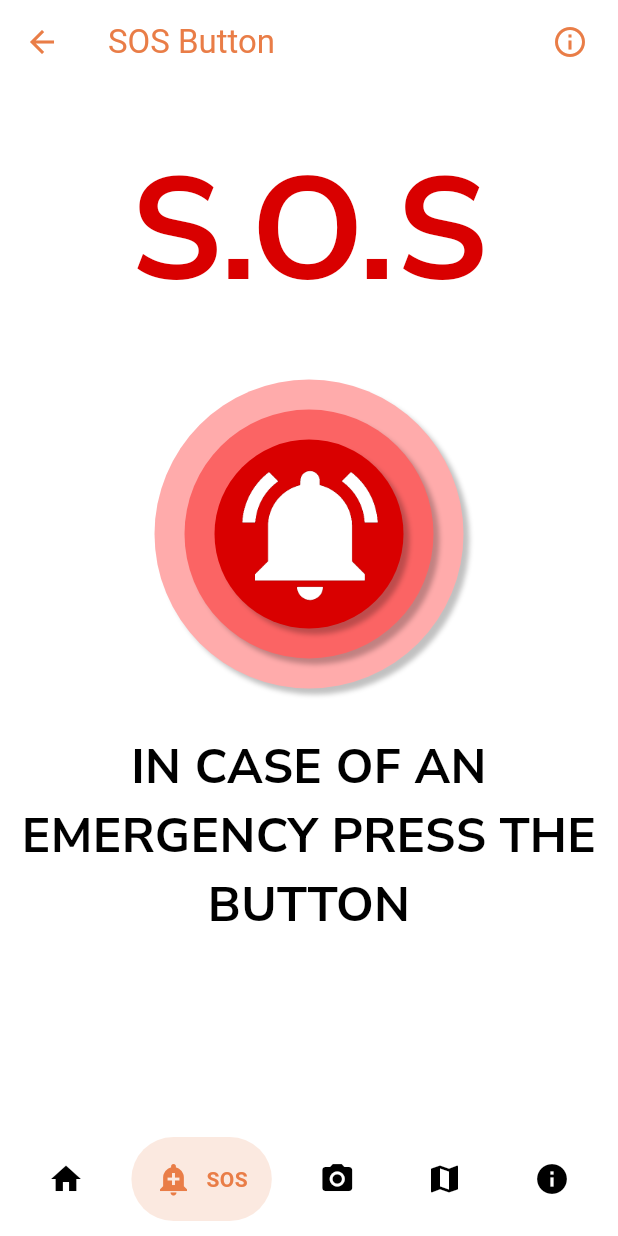
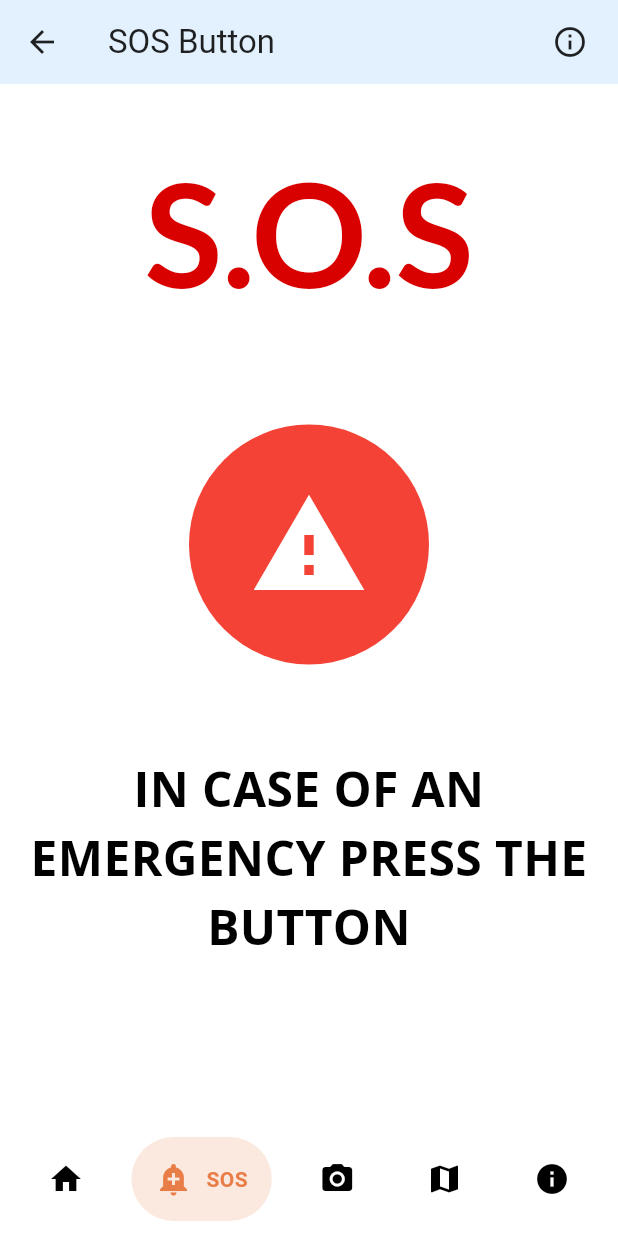
Before and after one commit to ahmetbarisdurak/google_solution_challenge, a Flutter app: the screen it shows once a user with an empty profile is signed in, item 2 of the bottom bar chosen, on a phone screen of 412 x 824 dp. Run offline on Flutter 3.47's test engine with Material 3 defaults, Android fonts, the phone set to English and light mode, and no system bars; drawn by our look-alikes of google_nav_bar; our stand-ins replace audioplayers, cloud_firestore, easy_localization, firebase_auth, firebase_core, firebase_storage and 10 more; missing offline and left inert: custom_info_window, google_maps_flutter_android, google_maps_flutter_platform_interface, google_maps_place_picker_mb, workmanager; accounts and stored records are empty.

Commit message:
SOS button UI changed.

```diff
--- a/lib/navbar/navbar.dart
+++ b/lib/navbar/navbar.dart
@@ -1,5 +1,4 @@
 import 'dart:math';
-
 import 'package:cloud_firestore/cloud_firestore.dart';
 import 'package:google_solution_challenge/controller/controller.dart';
 import 'package:google_solution_challenge/screens/home/earthquaker/home_page.dart';
@@ -28,7 +27,7 @@ class _NavBarState extends State<NavBar> {
   late LatLng _currentPostion = const LatLng(38.9637, 35.2433);
   late GeoPoint _EarthPostion = const GeoPoint(36.2025833, 36.1604033);
 
-  FirebaseDocument() async {
+  FirebaseDocument() async {  // Yakında bir deprem olduysa bir pop up olarak gösterebiliriz hemen.
     var document = await db
         .collection('EarthquakeLocation')
         .doc("mpQ3qaUnmo54pPKPu30W")
@@ -79,7 +78,7 @@ class _NavBarState extends State<NavBar> {
             index: controller.tabIndex,
             children: const [
               EarthquakerPage(),
-              SosRev(),
+              SOSButton(),
               // CameraPage(), kamera buraya gelecek
               MapUIcustom(),
               InformationScreen(),
--- a/lib/screens/profile/profile_screen.dart
+++ b/lib/screens/profile/profile_screen.dart
@@ -77,7 +77,7 @@ class _ProfileScreenState extends State<ProfileScreen> {
 
   void sos_mobile() {
     Navigator.push(
-        context, MaterialPageRoute(builder: (context) => const SosRev())); //SosMobile
+        context, MaterialPageRoute(builder: (context) => const SOSButton())); //SosMobile
   }
 
   @override
--- a/lib/screens/profile/sos_rev.dart
+++ b/lib/screens/profile/sos_rev.dart
@@ -6,20 +6,20 @@ import 'package:firebase_auth/firebase_auth.dart';
 import 'package:flutter/material.dart';
 import 'package:geolocator/geolocator.dart';
 import 'package:google_maps_flutter/google_maps_flutter.dart';
+import 'package:google_fonts/google_fonts.dart';
 
-class SosRev extends StatefulWidget {
-  const SosRev({super.key});
+class SOSButton extends StatefulWidget {
+  const SOSButton({super.key});
 
   @override
-  State<SosRev> createState() => _SosRevState();
+  State<SOSButton> createState() => _SOSButtonState();
 }
 
 
-class _SosRevState extends State<SosRev> {
+class _SOSButtonState extends State<SOSButton> with SingleTickerProviderStateMixin {
 
   static double? _latitude;
   static double? _longitude;
-  static LatLng? last_latLng;
   final SosMobileService _reportService = SosMobileService();
   var currentLocation;
   late bool serviceEnabled;
@@ -29,6 +29,18 @@ class _SosRevState extends State<SosRev> {
   String name = "";
   String surname = "";
 
+  AnimationController? _animationController;
+  Animation<double>? _buttonScale;
+
+  @override
+  void initState() {
+    super.initState();
+    _animationController = AnimationController(
+      vsync: this,
+      duration: Duration(milliseconds: 200),
+    );
+    _buttonScale = Tween<double>(begin: 1.0, end: 0.9).animate(_animationController!);
+  }
 
   FirebaseDocument() async {
     var document = await db.collection('Person').doc(user.uid).get();
@@ -105,13 +117,8 @@ class _SosRevState extends State<SosRev> {
 
   }
 
-
   Future<void> SendSosMessage(latitude,longitude) async {
     FirebaseDocument();
-    print("Printing SOS message");
-    print(latitude);
-    print(longitude);
-
 
     _reportService
         .addStatus("Please help me!",
@@ -148,17 +155,63 @@ class _SosRevState extends State<SosRev> {
   }
 
   @override
+  void dispose() {
+    _animationController?.dispose();
+    super.dispose();
+  }
+
+  void _onTapDown(TapDownDetails details) {
+    _animationController?.forward();
+  }
+
+  void _onTapUp(TapUpDetails details) {
+    _animationController?.reverse();
+  }
+
+  Widget _buildSOSButton() {
+    return GestureDetector(
+      onTapDown: _onTapDown,
+      onTapUp: _onTapUp,
+      onTap: () {
+        // Burada mevcut konumunuzu alıp SOS mesajı gönderme işlemini tetikleyin
+        print("SOS mesajı gönderiliyor...");
+        _getCurrentLocation().then((position) {
+          if (mounted) {
+            setState(() {
+              _latitude = position.latitude;
+              _longitude = position.longitude;
+            });
+            FirebaseDocument();
+            WarnMessage(context, _latitude, _longitude);
+          }
+        });
+      },
+      child: ScaleTransition(
+        scale: _buttonScale!,
+        child: CircleAvatar(
+          radius: 80,
+          backgroundColor: Colors.red,
+          child: Icon(Icons.warning, size: 80, color: Colors.white),
+        ),
+      ),
+    );
+  }
+
+  @override
   Widget build(BuildContext context) {
     return Scaffold(
       appBar: AppBar(
           backgroundColor: Colors.transparent,
-          elevation: 0,
-          title: Text(LocaleKeys.Profile_sosMobile_sosButton.tr(),style: const TextStyle(color: Color(0xffe97d47)),),
+          elevation: 10,
+          title: Text(
+            LocaleKeys.Profile_sosMobile_sosButton.tr(),
+            style: TextStyle(color: Colors.black87),
+          ),
           leading: IconButton(
             onPressed: () => Navigator.pop(context),
             icon: const Icon(
               Icons.arrow_back,
-              color: Color(0xffe97d47),
+              color: Colors.black87,
             ),
           ),
           actions: [
@@ -177,7 +230,10 @@ class _SosRevState extends State<SosRev> {
                           onPressed:() {
                             Navigator.of(context).pop();
                           },
-                          child: Text(LocaleKeys.Profile_sosMobile_Close.tr(), style: const TextStyle(color:Color(0xffe97d47) ),),
+                          child: Text(
+                            LocaleKeys.Profile_sosMobile_Close.tr(),
+                            style: TextStyle(color: Colors.red),
+                          ),
                         )
                       ],
 
@@ -186,13 +242,14 @@ class _SosRevState extends State<SosRev> {
                 },
                 child: const Icon(
                   Icons.info_outline,
-                  color: Color(0xffe97d47),
+                  color: Colors.black87,
                 ),
               ),
             )
           ],
       ),
-    body: SingleChildScrollView(
+
+      body: SingleChildScrollView(
         child: Center(
           child: Column(
             children: [
@@ -200,92 +257,43 @@ class _SosRevState extends State<SosRev> {
                 height: 30,
               ),
               Align(
-                 alignment: Alignment.topCenter,
-                    child: Text(LocaleKeys.Profile_sosMobile_SOS.tr(),style: const TextStyle(fontSize: 96, fontWeight: FontWeight.bold,fontFamily:'Nunito Sans' ,color: Color.fromARGB(255, 217, 0, 0) ),
+                alignment: Alignment.topCenter,
+                child: Text(
+                  LocaleKeys.Profile_sosMobile_SOS.tr(),
+                  style: GoogleFonts.lato(
+                      fontSize: 96,
+                      fontWeight: FontWeight.bold,
+                      color: Color.fromARGB(255, 217, 0, 0)
                   ),
-
-
+                ),
               ),
               const SizedBox(
                 height: 30,
               ),
-              Container(
-                width: MediaQuery.of(context).size.width/2,
-                height: MediaQuery.of(context).size.width/2,
-                decoration: BoxDecoration(
-                  borderRadius: BorderRadius.circular(60*MediaQuery.of(context).size.width),
-                  color: const Color.fromARGB(255, 255, 171, 171),
-                  boxShadow: const [
-                    BoxShadow(
-                      color: Color.fromARGB(62, 0, 0, 0),
-                      offset: Offset(4, 4),
-                      blurRadius: 2,
-                    ),
+              Center(
+                child: Column(
+                  children: [
+                    const SizedBox(height: 30),
+                    _buildSOSButton(),
+                    const SizedBox(height: 30),
                   ],
                 ),
-                child: Padding(
-                  padding: const EdgeInsets.all(20.0),
-                  child: Container(
-                          decoration: BoxDecoration(
-                            borderRadius: BorderRadius.circular(60*MediaQuery.of(context).size.width*4/5),
-                            color: const Color.fromARGB(255, 251, 100, 100),
-                            boxShadow: const [
-                              BoxShadow(
-                                color: Color.fromARGB(62, 0, 0, 0),
-                                offset: Offset(4, 4),
-                                blurRadius: 2,
-                              ),
-                            ],
-                          ),
-                          child: Padding(
-                            padding: const EdgeInsets.all(20.0),
-                            child: Container(
-                                    decoration: BoxDecoration(
-                                      borderRadius: BorderRadius.circular(60*MediaQuery.of(context).size.width),
-                                      color: const Color.fromARGB(255, 217, 0, 0),
-                                      image: const DecorationImage(
-                                        image: AssetImage("assets/images/ring_white.png"),
-                                      ),
-                                      boxShadow: const [
-                                        BoxShadow(
-                                          color: Color.fromARGB(62, 0, 0, 0),
-                                          offset: Offset(4, 4),
-                                          blurRadius: 2,
-                                        ),
-                                      ],
-                                    ),
-                                    child:
-                                    GestureDetector(
-                                      onTap: () {
-                                        print("Getting current location");
-                                        _getCurrentLocation().then((position) {
-                                          if (mounted) {
-                                            print("mounted sıkıntı yok");
-                                            setState(() {
-                                              _latitude = position.latitude;
-                                              _longitude = position.longitude;
-                                              print("latitude is printing");
-                                              print(_latitude);
-                                            });
-                                            FirebaseDocument();
-                                            WarnMessage(context, _latitude, _longitude);
-                                          }
-                                        });
-                                      }
-                                    ),
-                            ),
-                          ),),
-                ),),
+              ),
               const SizedBox(
                 height: 30,
               ),
               Align(
-                 alignment: Alignment.bottomCenter,
-                    child: Text(LocaleKeys.Profile_sosMobile_emergency.tr(),textAlign: TextAlign.center, style: const TextStyle(fontSize: 32, fontWeight: FontWeight.bold,fontFamily:'Nunito Sans' ),
+                alignment: Alignment.bottomCenter,
+                child: Text(
+                  LocaleKeys.Profile_sosMobile_emergency.tr(),
+                  textAlign: TextAlign.center,
+                  style: GoogleFonts.openSans(
+                      fontSize: 32,
+                      fontWeight: FontWeight.bold,
+                      color: Color.fromARGB(255, 0, 0, 0)
                   ),
-
-
-              )
+                ),
+              ),
             ],
           ),
         ),
```
Also changed, not shown: pubspec.lock.
